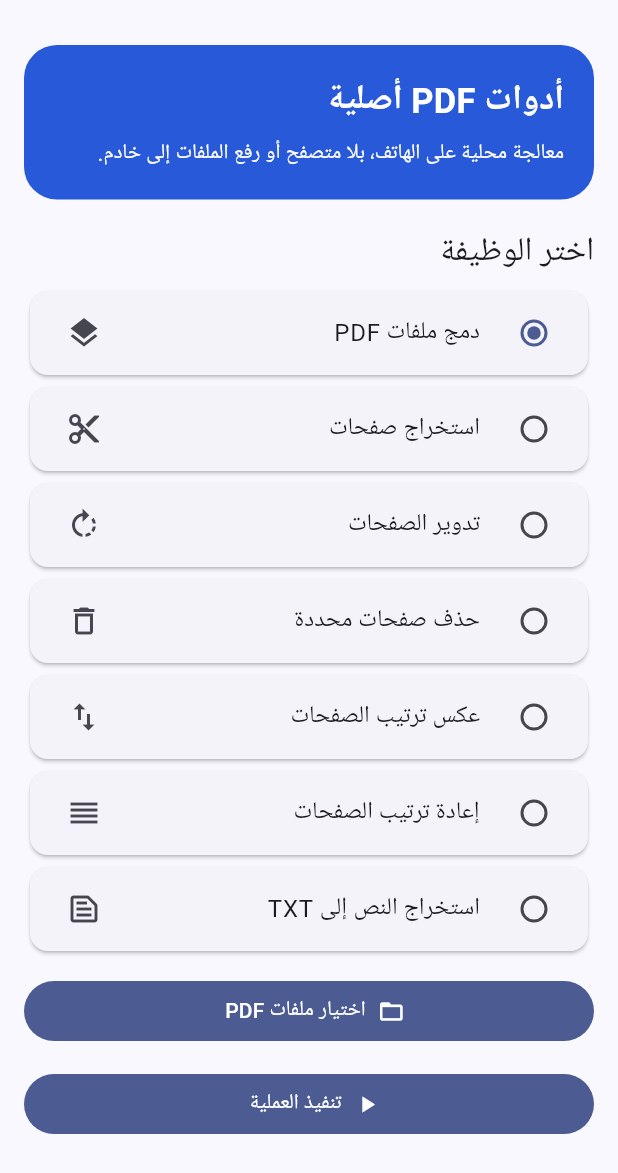
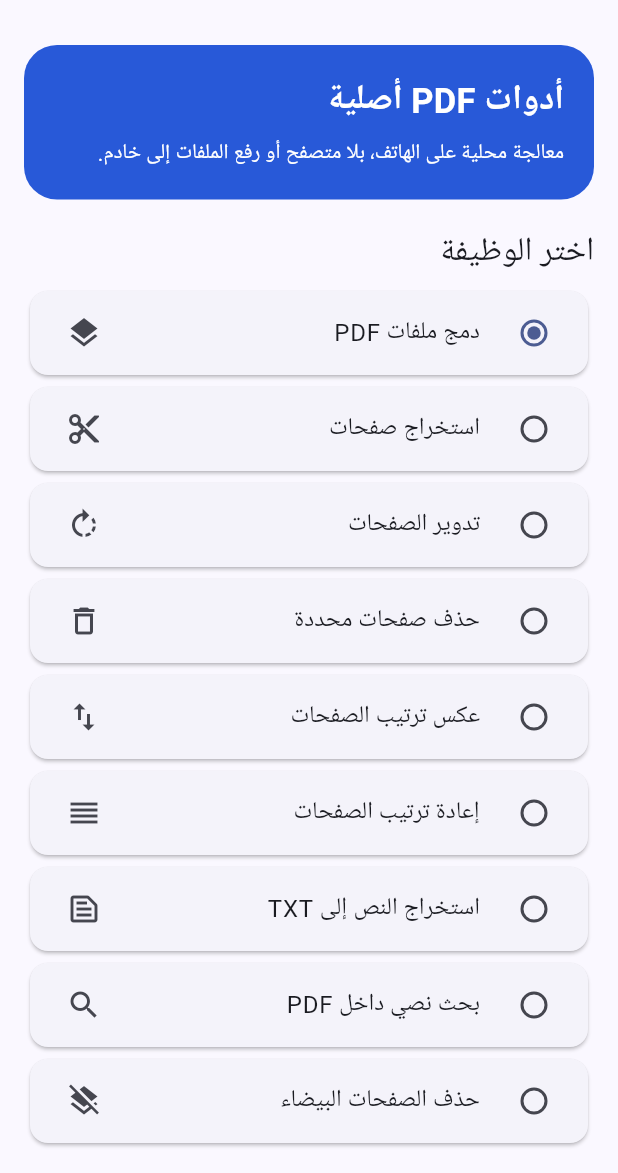
Before and after one commit to aljwaal1/ExplApp-PDF-Studio, a Flutter app: the screen it shows after launch, on a phone screen of 412 x 824 dp, the part 63-1236 px from its top. Run offline on Flutter 3.47's test engine with Material 3 defaults, Android fonts, the phone set to English and light mode, and no system bars; our stand-ins replace file_picker, open_filex, share_plus.

Commit message:
feat(flutter): add native search and blank-cleanup UI

```diff
--- a/flutter_native/lib/main.dart
+++ b/flutter_native/lib/main.dart
@@ -34,9 +34,10 @@ class _StudioHomeState extends State<StudioHome> {
   String? error;
   final pages = TextEditingController(text: '1');
   final rotation = TextEditingController(text: '90');
+  final query = TextEditingController();
 
   @override
-  void dispose() {pages.dispose(); rotation.dispose(); super.dispose();}
+  void dispose() {pages.dispose(); rotation.dispose(); query.dispose(); super.dispose();}
 
   Future<void> pick() async {
     final picked = await FilePicker.platform.pickFiles(
@@ -54,12 +55,13 @@ class _StudioHomeState extends State<StudioHome> {
     setState(() {busy = true; result = null; error = null;});
     try {
       final folder = await getApplicationDocumentsDirectory();
-      final extension = mode == 'text' ? 'txt' : 'pdf';
+      final extension = (mode == 'text' || mode == 'search') ? 'txt' : 'pdf';
       final name = 'ExplApp-${mode}-${DateTime.now().millisecondsSinceEpoch}.$extension';
       final path = '${folder.path}/$name';
       await channel.invokeMethod<void>('process', {
         'operation': mode, 'inputs': files, 'output': path,
         'pages': pages.text, 'degrees': int.tryParse(rotation.text) ?? 90,
+        'query': query.text,
       });
       if (!await File(path).exists()) throw Exception('لم ينتج الملف المتوقع');
       setState(()=>result=path);
@@ -80,6 +82,8 @@ class _StudioHomeState extends State<StudioHome> {
       ('reverse','عكس ترتيب الصفحات',Icons.swap_vert),
       ('reorder','إعادة ترتيب الصفحات',Icons.reorder),
       ('text','استخراج النص إلى TXT',Icons.text_snippet_outlined),
+      ('search','بحث نصي داخل PDF',Icons.search),
+      ('blank','حذف الصفحات البيضاء',Icons.layers_clear),
     ];
     return Scaffold(
       appBar: AppBar(title: const Text('ExplApp PDF Studio'),centerTitle:true),
@@ -102,6 +106,8 @@ class _StudioHomeState extends State<StudioHome> {
         FilledButton.icon(onPressed:busy?null:pick,icon:const Icon(Icons.folder_open),label:Text(mode=='merge'?'اختيار ملفات PDF':'اختيار ملف PDF')),
         ...files.map((f)=>ListTile(dense:true,leading:const Icon(Icons.picture_as_pdf),title:Text(f.split('/').last,maxLines:1,overflow:TextOverflow.ellipsis))),
         if (mode=='split' || mode=='delete' || mode=='reorder') TextField(controller:pages,decoration:InputDecoration(labelText:mode=='delete'?'الصفحات المراد حذفها':mode=='reorder'?'الترتيب الجديد لكل الصفحات':'الصفحات المراد استخراجها',helperText:mode=='reorder'?'مثال لملف من 4 صفحات: 3,1,4,2':'مثال: 1-3,5'),keyboardType:TextInputType.text),
+        if (mode=='search') TextField(controller:query,decoration:const InputDecoration(labelText:'الكلمة أو العبارة المراد البحث عنها')),
+        if (mode=='blank') const Padding(padding:EdgeInsets.symmetric(vertical:8),child:Text('سيُفحص محتوى الصفحات بصريًا بدقة منخفضة. تأكد من الملف الناتج قبل حذف الأصل.')),
         if (mode=='rotate') DropdownButtonFormField<String>(
           value: rotation.text,items:['90','180','270'].map((d)=>DropdownMenuItem(value:d,child:Text('$d درجة'))).toList(),
           onChanged:(v)=>setState(()=>rotation.text=v??'90'),decoration:const InputDecoration(labelText:'زاوية التدوير'),
```
